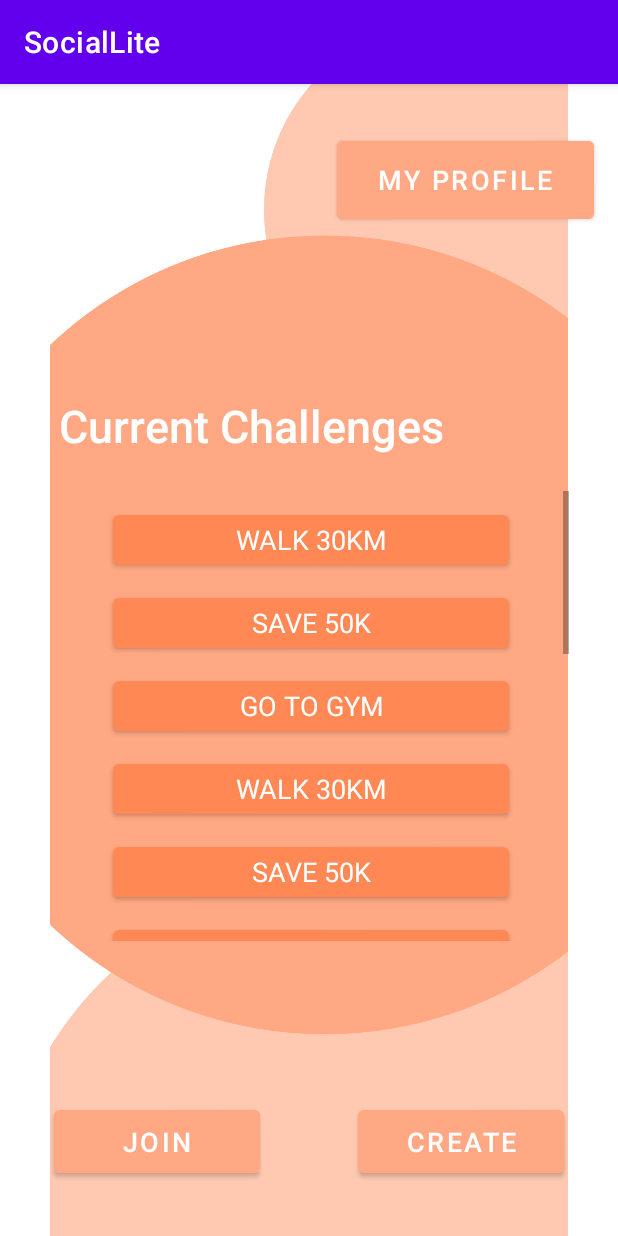
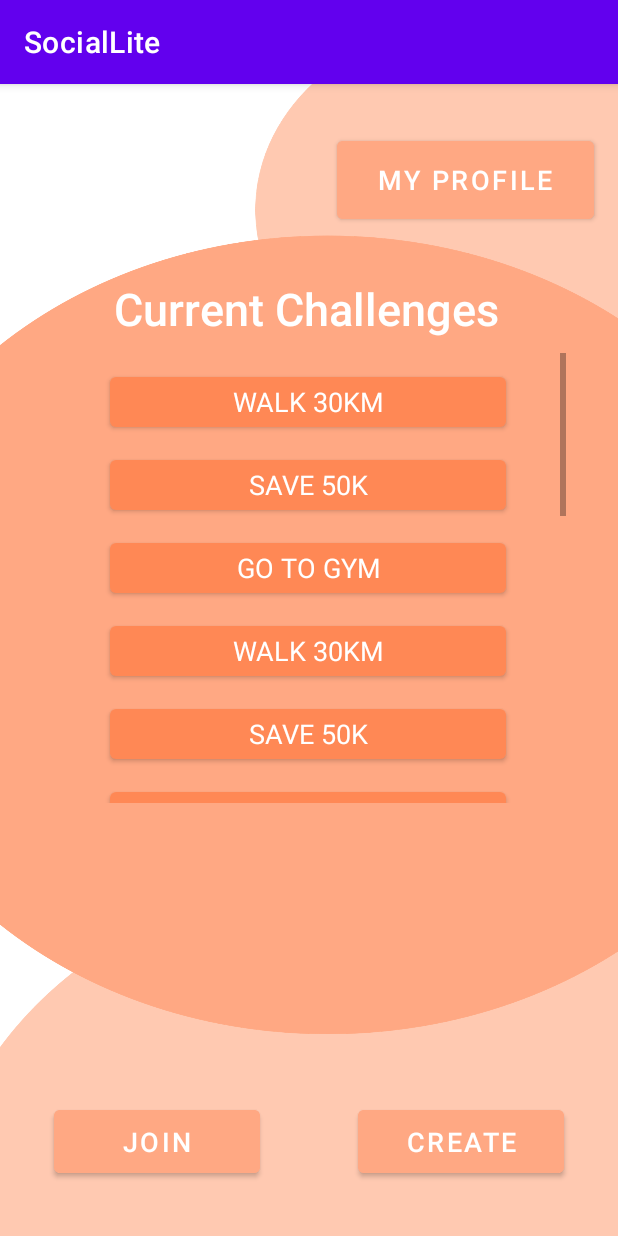
Before and after one commit to idaherabakka/SocialLite, an Android app: the OverviewActivity screen opened directly, with no data from a screen before it, on a phone screen of 412 x 824 dp. Run offline under Robolectric (Android 15) with nearby library versions, the phone set to English and light mode, and no system bars.

Commit message:
Fixed background to scale to phone size.

```diff
--- a/app/src/main/res/layout/activity_overview.xml
+++ b/app/src/main/res/layout/activity_overview.xml
@@ -2,37 +2,26 @@
 <androidx.constraintlayout.widget.ConstraintLayout xmlns:android="http://schemas.android.com/apk/res/android"
     xmlns:app="http://schemas.android.com/apk/res-auto"
     xmlns:tools="http://schemas.android.com/tools"
+    android:background="@drawable/overview_bg"
     android:layout_width="match_parent"
     android:layout_height="match_parent">
 
-
-    <ImageView
-        android:id="@+id/imageView7"
-        android:layout_width="wrap_content"
-        android:layout_height="wrap_content"
-        app:layout_constraintBottom_toBottomOf="parent"
-        app:layout_constraintEnd_toEndOf="parent"
-        app:layout_constraintHorizontal_bias="0.0"
-        app:layout_constraintStart_toStartOf="parent"
-        app:layout_constraintTop_toTopOf="parent"
-        app:layout_constraintVertical_bias="0.0"
-        app:srcCompat="@drawable/overview_bg" />
 
     <TextView
         android:id="@+id/textView"
         android:layout_width="wrap_content"
         android:layout_height="wrap_content"
-        android:layout_marginStart="39dp"
-        android:layout_marginTop="207dp"
+        android:layout_marginStart="76dp"
+        android:layout_marginTop="33dp"
         android:fontFamily="sans-serif-medium"
         android:text="Current Challenges"
         android:textColor="#FFFFFF"
         android:textSize="30sp"
-        app:layout_constraintStart_toStartOf="@+id/imageView7"
-        app:layout_constraintTop_toTopOf="@+id/imageView7" />
+        app:layout_constraintStart_toStartOf="parent"
+        app:layout_constraintTop_toBottomOf="@+id/MyProfile" />
 
     <Button
-        android:id="@+id/button"
+        android:id="@+id/MyProfile"
         android:layout_width="171dp"
         android:layout_height="64dp"
         android:layout_marginTop="32dp"
@@ -71,12 +60,12 @@
         android:id="@+id/recyclerView"
         android:layout_width="344dp"
         android:layout_height="300dp"
+        android:layout_marginStart="33dp"
+        android:layout_marginTop="9dp"
+        android:fadeScrollbars="false"
         android:maxHeight="300dp"
-        android:layout_marginStart="35dp"
-        android:layout_marginTop="271dp"
         android:scrollbars="vertical"
-        android:fadeScrollbars="false"
-        app:layout_constraintStart_toStartOf="@+id/imageView7"
-        app:layout_constraintTop_toTopOf="@+id/imageView7"/>
+        app:layout_constraintStart_toStartOf="parent"
+        app:layout_constraintTop_toBottomOf="@+id/textView" />
 
 </androidx.constraintlayout.widget.ConstraintLayout>
```
